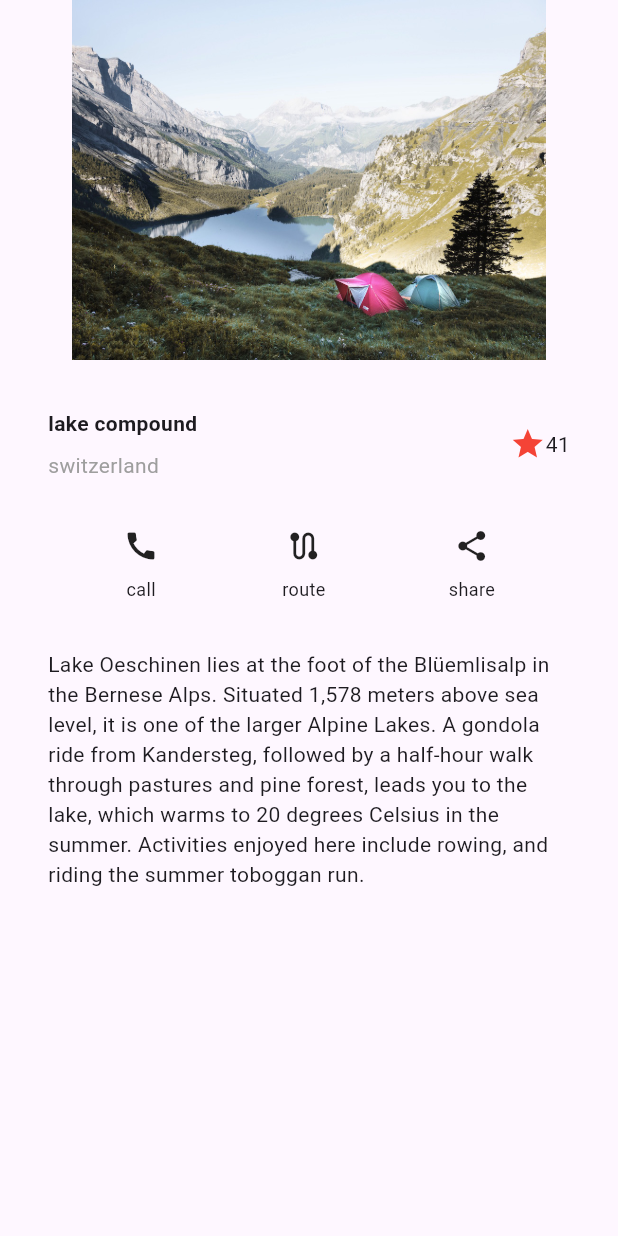
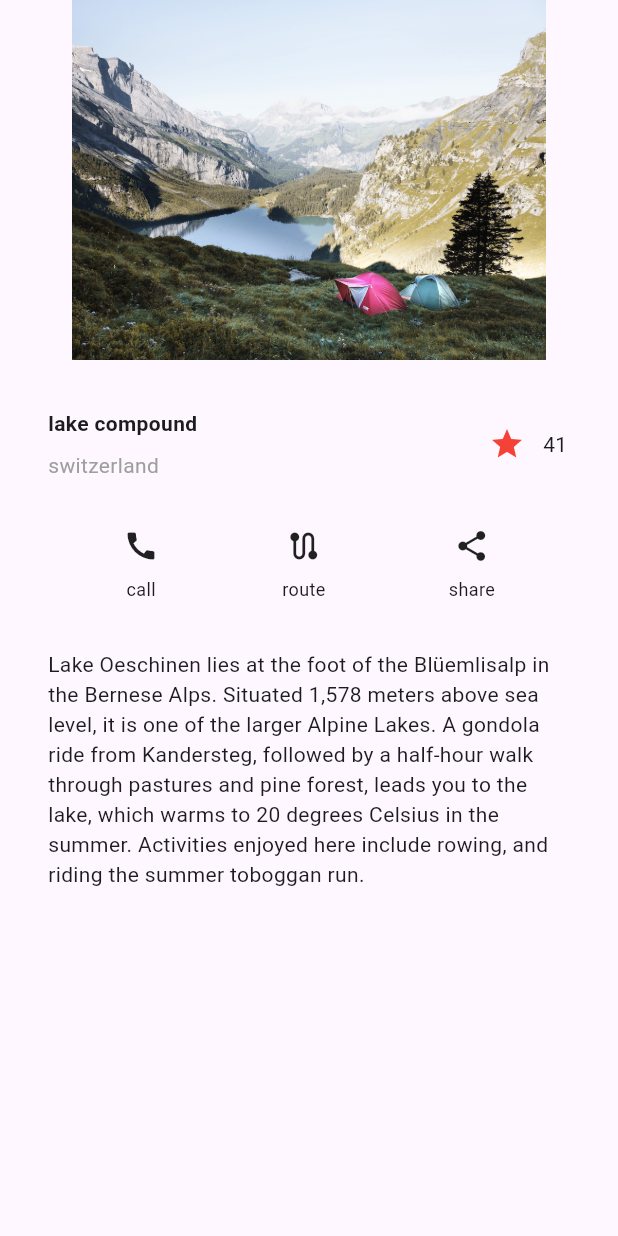
Before and after one commit to abdultanveer/manapuramb2, a Flutter app: the HomeScreen screen opened directly, on a phone screen of 412 x 824 dp. Run offline on Flutter 3.47's test engine with Material 2 defaults, Android fonts, the light colour scheme and no system bars.

Commit message:
adding interactivity with stateful fav widget

```diff
--- a/lib/home_screen.dart
+++ b/lib/home_screen.dart
@@ -1,4 +1,5 @@
 import 'package:flutter/material.dart';
+import 'package:manapuramb2/widgets/fav_widget.dart';
 
 void main() => runApp(MaterialApp(
     home: HomeScreen(),
@@ -46,8 +47,7 @@ class HomeScreen extends StatelessWidget {
               ],
             ),
           ),
-          Icon(Icons.star, color: Colors.red,),
-          Text("41")
+          FavoriteWidget(),
         ],
       ),
     );
--- /dev/null
+++ b/lib/widgets/fav_widget.dart
@@ -0,0 +1,48 @@
+import 'package:flutter/material.dart';
+
+class FavoriteWidget extends StatefulWidget {
+  const FavoriteWidget({super.key});
+
+  @override
+  State<FavoriteWidget> createState() => _FavoriteWidgetState();
+}
+
+class _FavoriteWidgetState extends State<FavoriteWidget> {
+  bool _isFavorited = true;
+  int _favoriteCount = 41;
+
+  void _toggleFav(){
+    setState(() {
+      if (_isFavorited) {
+        _favoriteCount -= 1;
+        _isFavorited = false;
+      } else {
+        _favoriteCount += 1;
+        _isFavorited = true;
+      }
+
+
+    });
+  }
+
+
+  @override
+  Widget build(BuildContext context) {
+    return Row(
+      children: [
+        Container(
+          child: IconButton(
+            color: Colors.red,
+            onPressed: _toggleFav,
+            icon: (_isFavorited ? const Icon(Icons.star)
+            : const Icon(Icons.star_border)),
+          ),
+        ),
+        SizedBox(
+          width: 18,
+          child: Text('$_favoriteCount'),
+        )
+      ],
+    );
+  }
+}
```
Also changed, not shown: lib/demo_layout.dart (added, +76 -0 lines).
